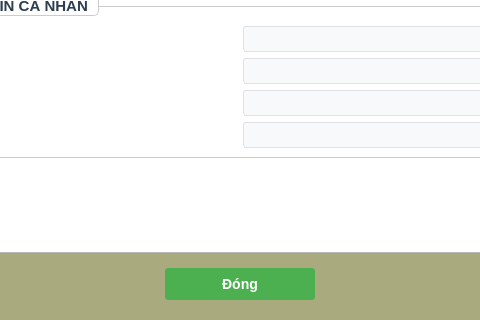
Old version of the form gui/userdetaildialog.ui in the repository VanBao6002/PBL2_Appointment_Scheduling_System; both pictures show x 110 to 590 and y 280 to 600 of the 700 by 600 pixel window.
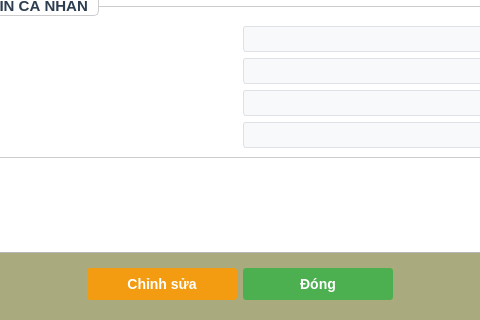
New version of the form.

```diff
--- a/gui/userdetaildialog.ui
+++ b/gui/userdetaildialog.ui
@@ -494,6 +494,34 @@
         </property>
        </spacer>
       </item>
+      <item>
+       <!-- THÊM NÚT CHỈNH SỬA -->
+       <widget class="QPushButton" name="btnEdit">
+        <property name="styleSheet">
+         <string notr="true">QPushButton {
+    background-color: #f39c12;
+    color: white;
+    border: none;
+    padding: 8px 25px;
+    border-radius: 3px;
+    font-weight: bold;
+    font-size: 14px;
+    min-width: 100px;
+}
+
+QPushButton:hover {
+    background-color: #e67e22;
+}
+
+QPushButton:pressed {
+    background-color: #d35400;
+}</string>
+        </property>
+        <property name="text">
+         <string>Chỉnh sửa</string>
+        </property>
+       </widget>
+      </item>
       <item>
        <widget class="QPushButton" name="btnClose">
         <property name="styleSheet">
```
Left out of the diff: 18 changed lines with no effect on the pictures.
